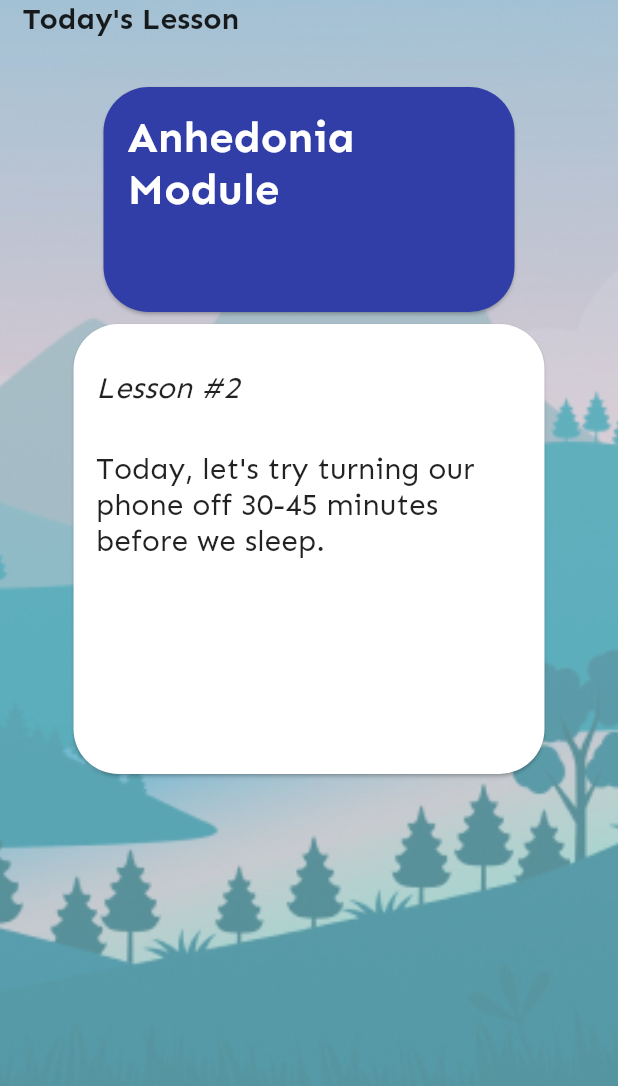
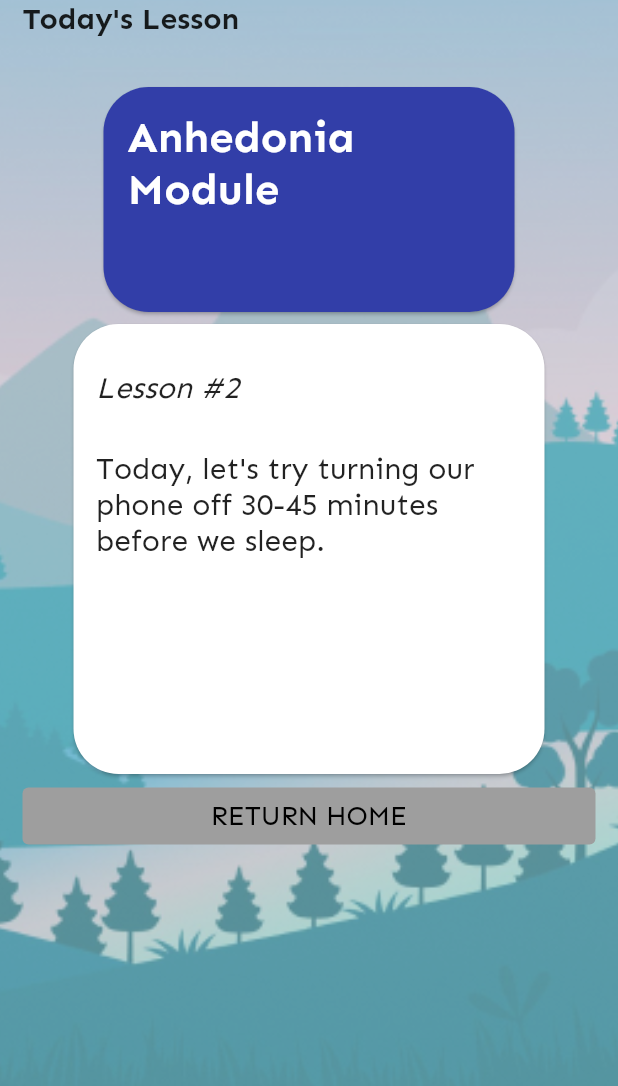
Before and after one commit to charlieblindsay/better, a Flutter app: the LessonScreen screen opened directly with empty values, on a phone screen of 412 x 824 dp, the part 132-1218 px from its top. Run offline on Flutter 3.47's test engine with Material 2 defaults, Android fonts, the phone set to English and light mode, and no system bars; our stand-ins replace firebase_core, firebase_messaging, flutter_local_notifications, flutter_spinkit, get_it, shared_preferences; accounts and stored records are empty.

```diff
--- a/lib/main.dart
+++ b/lib/main.dart
@@ -1,10 +1,12 @@
 import 'package:bettr_mvp/locator.dart';
 import 'package:bettr_mvp/screens/start_screen.dart';
+import 'package:bettr_mvp/services/local_notifications_service.dart';
 import 'package:flutter/material.dart';
 import 'screens/home_screen.dart';
 import 'package:firebase_core/firebase_core.dart';
 import 'locator.dart';
 import 'package:firebase_messaging/firebase_messaging.dart';
+
 
 Future<void> backgroundHandler(RemoteMessage message) async{
   print(message.notification.title);
--- a/lib/screens/lesson_screen.dart
+++ b/lib/screens/lesson_screen.dart
@@ -1,13 +1,12 @@
 import 'package:flutter/material.dart';
 import 'package:bettr_mvp/models/plan_brain.dart';
 import 'package:bettr_mvp/constants.dart';
+import 'package:bettr_mvp/screens/home_screen.dart';
 
 class LessonScreen extends StatefulWidget {
   final int symptomIndex;
-  final String frequency;
-  final String timeOfDay;
 
-  LessonScreen({this.symptomIndex, this.timeOfDay, this.frequency});
+  LessonScreen({this.symptomIndex});
 
   @override
   _LessonScreenState createState() => _LessonScreenState();
@@ -105,9 +104,22 @@ class _LessonScreenState extends State<LessonScreen> {
                                   style: kMainText.copyWith(fontSize: 20),
                                 ),
                               ),
-                              Text('${widget.timeOfDay}'),
-                              Text('${widget.frequency}')
                             ]))),
+                  ),
+                  TextButton(
+                    onPressed: () async {
+                      Navigator.push(context,
+                          MaterialPageRoute(builder: (context) {
+                        return HomeScreen(
+                          lessonButtonVisibility: true,
+                        );
+                      }));
+                    },
+                    child: Text('Return home'.toUpperCase(), style: kMainText.copyWith(fontSize: 18.0)),
+                    style: ButtonStyle(
+                        backgroundColor: MaterialStateProperty.all(Colors.grey),
+                        foregroundColor:
+                            MaterialStateProperty.all(Colors.black)),
                   )
                 ]))));
   }
--- a/lib/services/local_notifications_service.dart
+++ b/lib/services/local_notifications_service.dart
@@ -25,8 +25,6 @@ class LocalNotificationService {
           MaterialPageRoute(builder: (context) {
             return LessonScreen(
               symptomIndex: symptomIndex,
-              frequency: schedulingList[0],
-              timeOfDay: schedulingList[1],
             );
           }));
     });
--- a/lib/services/shared_preferences_service.dart
+++ b/lib/services/shared_preferences_service.dart
@@ -31,4 +31,9 @@ class SharedPreferencesService {
     return [frequency, timeOfDay];
   }
 
+  void setSymptomIndex(index) async{
+    final prefs = await SharedPreferences.getInstance();
+    await prefs.setInt('symptomIndex', index);
+  }
+
 }
```
Also changed, not shown: lib/screens/design_plan_screen.dart (+15 -13 lines), lib/screens/home_screen.dart (+25 -7 lines), lib/screens/start_screen.dart (+5 -5 lines), 1 other file.
